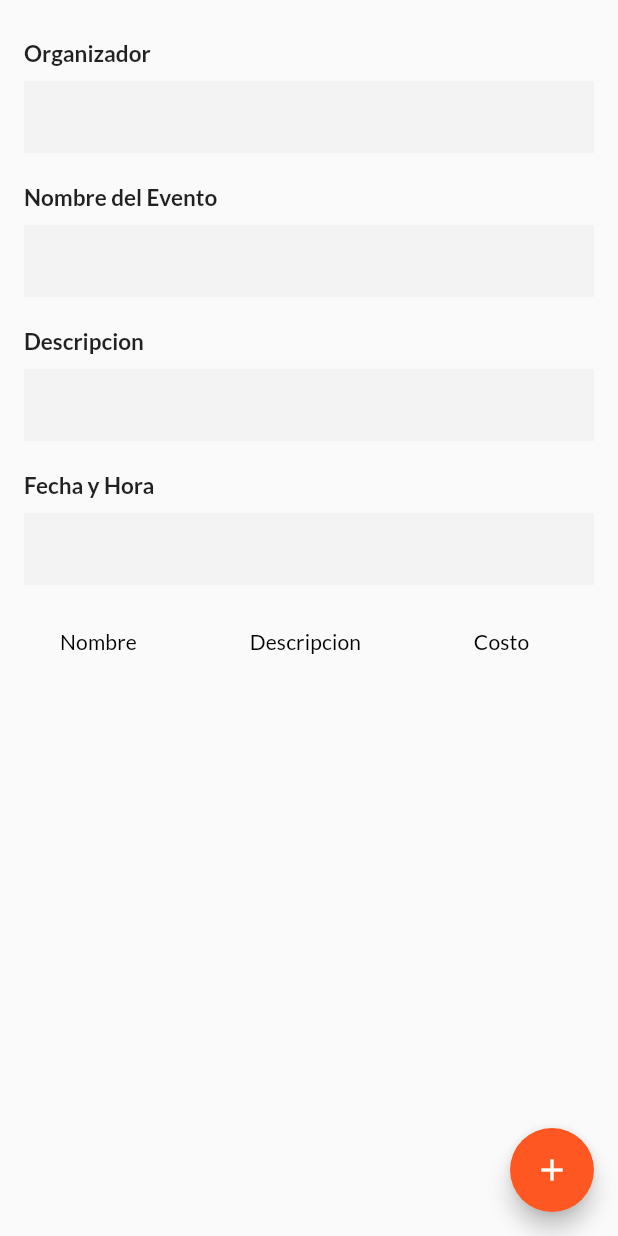
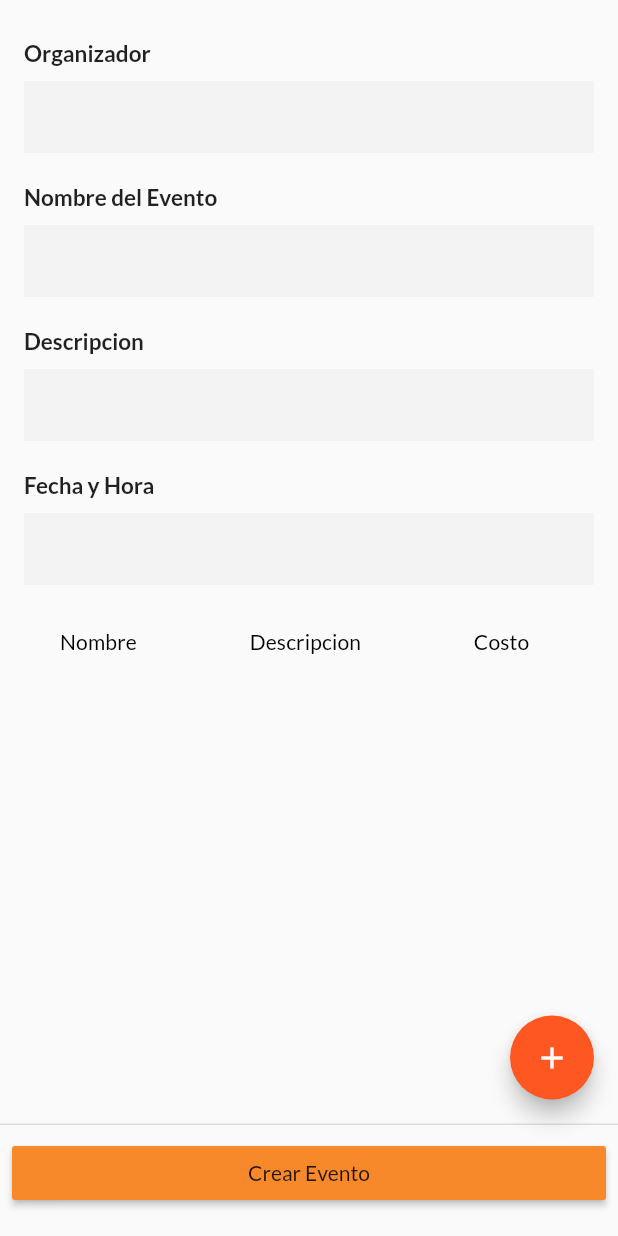
Before and after one commit to Maincho06/DelyPuerta, a Flutter app: the CrearEventoPage screen opened directly, on a phone screen of 412 x 824 dp. Run offline on Flutter 3.47's test engine with Material 2 defaults, Android fonts, the phone set to English and light mode, and no system bars; drawn by our look-alikes of datetime_picker_formfield; our stand-ins replace flutter_svg, font_awesome_flutter, google_fonts, image_picker.

Commit message:
Agregamos la vista de crear eventos con api de crear evento sin añadir los productos

```diff
--- a/lib/src/models/detalle_producto_model.dart
+++ b/lib/src/models/detalle_producto_model.dart
@@ -9,25 +9,37 @@ ProductoModel productoModelFromJson(String str) => ProductoModel.fromJson(json.d
 String productoModelToJson(ProductoModel data) => json.encode(data.toJson());
 
 class ProductoModel {
+    int productoId;
     String productoNombre;
     String productoDescripcion;
     double productoCosto;
+    String productoImagen;
+    int eventoId;
 
     ProductoModel({
+        this.productoId,
         this.productoNombre,
         this.productoDescripcion,
         this.productoCosto,
+        this.productoImagen,
+        this.eventoId,
     });
 
     factory ProductoModel.fromJson(Map<String, dynamic> json) => ProductoModel(
+        productoId: json["productoId"],
         productoNombre: json["productoNombre"],
         productoDescripcion: json["productoDescripcion"],
         productoCosto: json["productoCosto"].toDouble(),
+        productoImagen: json["productoImagen"],
+        eventoId: json["eventoId"],
     );
 
     Map<String, dynamic> toJson() => {
+        "productoId": productoId,
         "productoNombre": productoNombre,
         "productoDescripcion": productoDescripcion,
         "productoCosto": productoCosto,
+        "productoImagen": productoImagen,
+        "eventoId": eventoId,
     };
 }
--- /dev/null
+++ b/lib/src/models/evento_model.dart
@@ -0,0 +1,41 @@
+// To parse this JSON data, do
+//
+//     final eventoModel = eventoModelFromJson(jsonString);
+
+import 'dart:convert';
+
+EventoModel eventoModelFromJson(String str) => EventoModel.fromJson(json.decode(str));
+
+String eventoModelToJson(EventoModel data) => json.encode(data.toJson());
+
+class EventoModel {
+    String eventoOrganizador;
+    String eventoNombre;
+    String eventoDescripcion;
+    DateTime eventoFecha;
+    int usuarioId;
+
+    EventoModel({
+        this.eventoOrganizador,
+        this.eventoNombre,
+        this.eventoDescripcion,
+        this.eventoFecha,
+        this.usuarioId,
+    });
+
+    factory EventoModel.fromJson(Map<String, dynamic> json) => EventoModel(
+        eventoOrganizador: json["eventoOrganizador"],
+        eventoNombre: json["eventoNombre"],
+        eventoDescripcion: json["eventoDescripcion"],
+        eventoFecha: DateTime.parse(json["eventoFecha"]),
+        usuarioId: json["usuarioId"],
+    );
+
+    Map<String, dynamic> toJson() => {
+        "eventoOrganizador": eventoOrganizador,
+        "eventoNombre": eventoNombre,
+        "eventoDescripcion": eventoDescripcion,
+        "eventoFecha": eventoFecha.toIso8601String(),
+        "usuarioId": usuarioId,
+    };
+}
--- a/lib/src/pages/Tabs/crearEvento.dart
+++ b/lib/src/pages/Tabs/crearEvento.dart
@@ -1,5 +1,7 @@
 import 'package:datetime_picker_formfield/datetime_picker_formfield.dart';
 import 'package:delipuerta/src/models/detalle_producto_model.dart';
+import 'package:delipuerta/src/models/evento_model.dart';
+import 'package:delipuerta/src/services/evento_services.dart';
 import 'package:delipuerta/src/util/notificaciones_util.dart';
 import 'package:flutter/material.dart';
 import 'package:intl/intl.dart';
@@ -12,6 +14,7 @@ class CrearEventoPage extends StatefulWidget {
 }
 
 class _CrearEventoPageState extends State<CrearEventoPage> {
+  EventoModel eventoModel = new EventoModel();
   final format = DateFormat("dd-MM-yyyy HH:mm");
   List<DataRow> _rowList = [];
   @override
@@ -26,7 +29,22 @@ class _CrearEventoPageState extends State<CrearEventoPage> {
       floatingActionButton: FloatingActionButton(
         child: Icon(Icons.add),
         onPressed: _addRow
-      )
+      ),
+      persistentFooterButtons: <Widget>[
+        Padding(
+          padding: const EdgeInsets.only(bottom: 10.0),
+          child: SizedBox(
+            width: MediaQuery.of(context).size.width,
+            child: RaisedButton(
+              onPressed: () {
+                eventoServices.registrarEvento(eventoModel);
+              },
+              child: Text('Crear Evento'),
+              color: Color(0xfff7892b),
+            )
+          ),
+        ),
+      ],
     );
   }
 
@@ -107,7 +125,6 @@ class _CrearEventoPageState extends State<CrearEventoPage> {
                 ),
               );
             },
-
           ),
           actions: <Widget>[
             FlatButton(
@@ -137,43 +154,6 @@ class _CrearEventoPageState extends State<CrearEventoPage> {
               },
             )
           ],
-          // content: SingleChildScrollView(
-          //   child: ListBody(
-          //     children: <Widget>[
-
-          //       _entryField(
-          //         'Nombre',
-          //         TextField(
-          //           controller: name,
-          //           decoration: InputDecoration(
-          //           border: InputBorder.none,
-          //           fillColor: Color(0xfff3f3f4),
-          //           filled: true)
-          //         )
-          //       ),
-          //       _entryField(
-          //         'Descripcion',
-          //         TextField(
-          //           controller: descripcion,
-          //           decoration: InputDecoration(
-          //           border: InputBorder.none,
-          //           fillColor: Color(0xfff3f3f4),
-          //           filled: true)
-          //         )
-          //       ),
-          //       _entryField(
-          //         'Precio',
-          //         TextField(
-          //           controller: costo,
-          //           decoration: InputDecoration(
-          //           border: InputBorder.none,
-          //           fillColor: Color(0xfff3f3f4),
-          //           filled: true)
-          //         )
-          //       ),
-          //     ],
-          //   ),
-          // ),
         );
       }
     );
@@ -209,7 +189,8 @@ class _CrearEventoPageState extends State<CrearEventoPage> {
         decoration: InputDecoration(
         border: InputBorder.none,
         fillColor: Color(0xfff3f3f4),
-        filled: true)
+        filled: true),
+        onChanged: (value) => eventoModel.eventoOrganizador = value,
       )
     );
     final nombre = _entryField(
@@ -218,7 +199,8 @@ class _CrearEventoPageState extends State<CrearEventoPage> {
         decoration: InputDecoration(
         border: InputBorder.none,
         fillColor: Color(0xfff3f3f4),
-        filled: true)
+        filled: true),
+        onChanged: (value) => eventoModel.eventoNombre = value,
       )
     );
     final descripcion = _entryField(
@@ -227,7 +209,8 @@ class _CrearEventoPageState extends State<CrearEventoPage> {
         decoration: InputDecoration(
         border: InputBorder.none,
         fillColor: Color(0xfff3f3f4),
-        filled: true)
+        filled: true),
+        onChanged: (value) => eventoModel.eventoDescripcion = value,
       )
     );
     final fecha = _entryField(
@@ -256,6 +239,7 @@ class _CrearEventoPageState extends State<CrearEventoPage> {
             return currentValue;
           }
         },
+        onChanged: (value) => eventoModel.eventoFecha = value,
       )
     );
     final table = DataTable(
```
Also changed, not shown: lib/src/services/evento_services.dart (added, +43 -0 lines).
